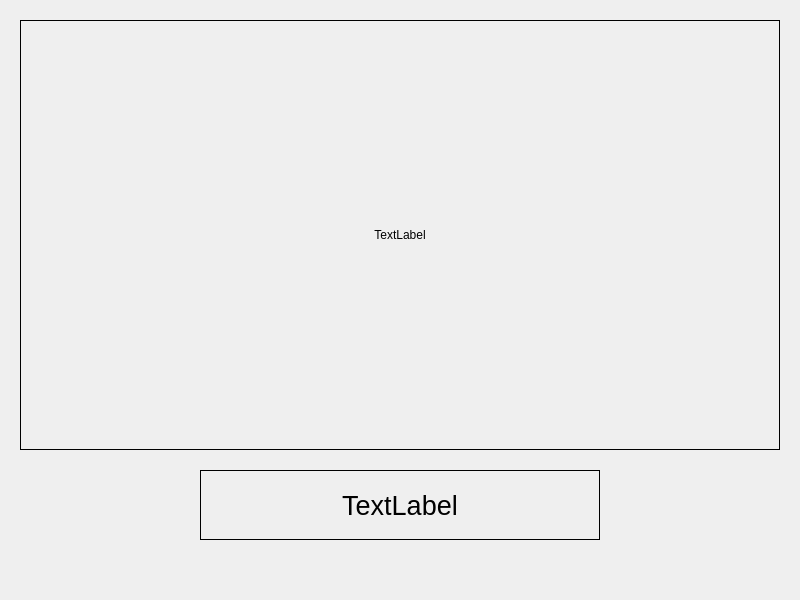
Qt form dialog.ui (Barto-Paja/SHS) before a commit.
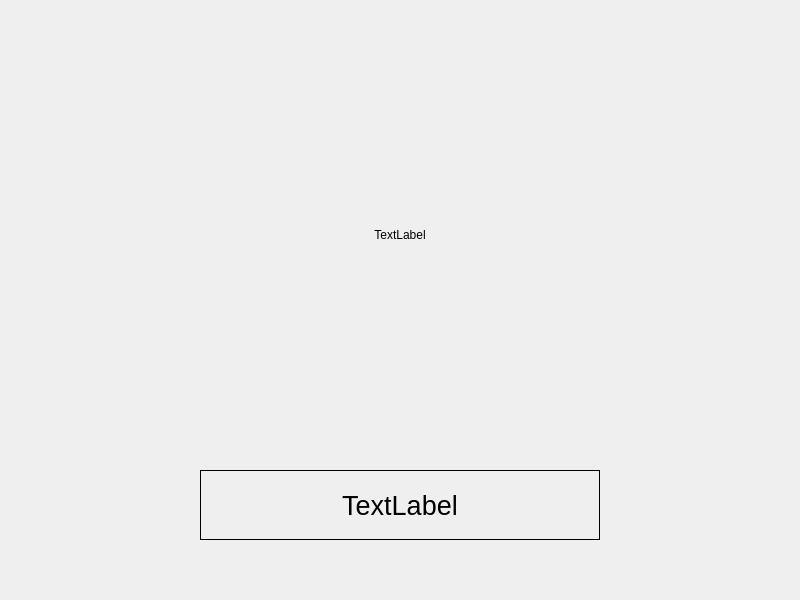
The same form after that commit. Custom widgets are drawn as their Qt base class.

```diff
--- a/dialog.ui
+++ b/dialog.ui
@@ -23,7 +23,7 @@
     </rect>
    </property>
    <property name="frameShape">
-    <enum>QFrame::Box</enum>
+    <enum>QFrame::NoFrame</enum>
    </property>
    <property name="text">
     <string>TextLabel</string>
```
